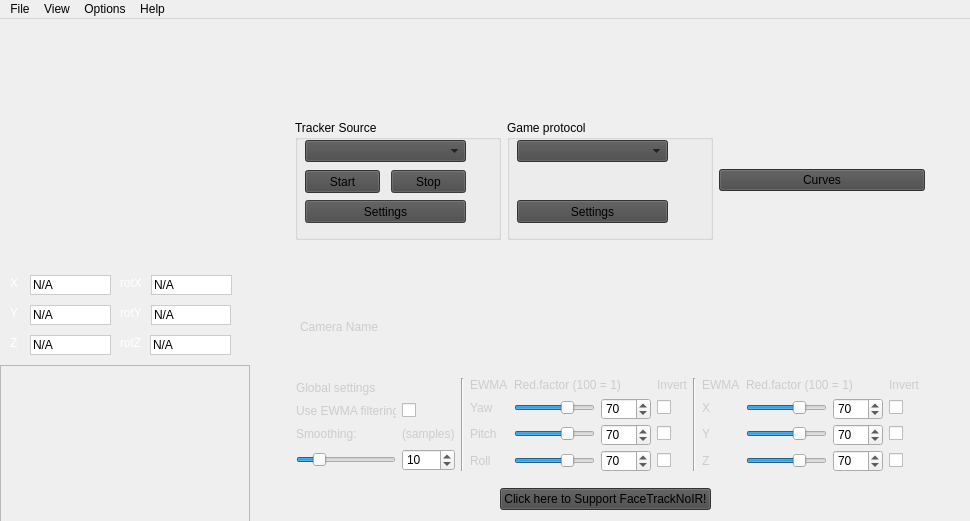
The window that FaceTrackNoIR/FaceTrackNoIR.ui (aavendan/facetracknoir) describes before a commit, drawn with Qt 5.
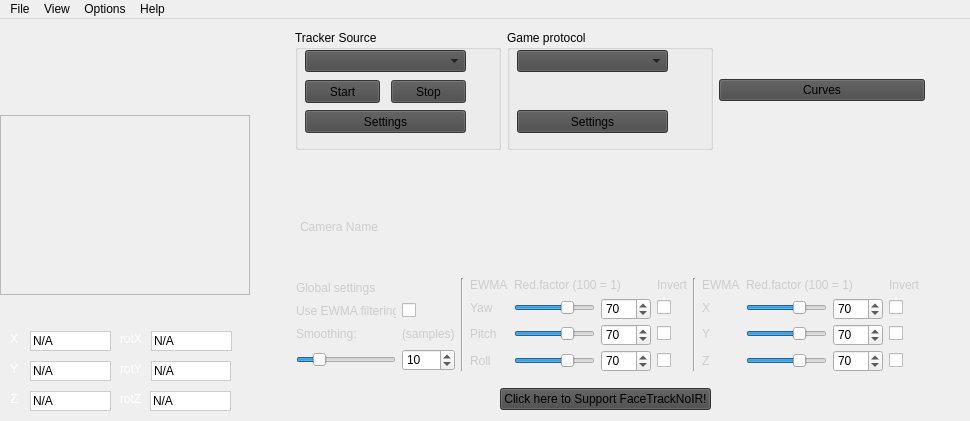
The same window after the commit. Icons and pictures are not drawn.

```diff
--- a/FaceTrackNoIR/FaceTrackNoIR.ui
+++ b/FaceTrackNoIR/FaceTrackNoIR.ui
@@ -11,7 +11,7 @@
     <x>0</x>
     <y>0</y>
     <width>970</width>
-    <height>521</height>
+    <height>421</height>
    </rect>
   </property>
   <property name="sizePolicy">
@@ -49,11 +49,18 @@
 /* Specials for individual widget(s) */
 QWidget#widget {
 	background-color: #484848;
+	border-left: 1px solid #000;
+}
+
+/* Specials for individual widget(s) */
+QWidget#widget4video {
+	background-color: #595959;
+	border-top: 1px solid #000;
+	border-bottom: 1px solid #000;
 }
 
 QWidget#Leftwidget {
-	background-color: #595959;
-	border-right: 1px solid #000;
+	background-color: ;
 }
 
 QWidget#widgetTop {
@@ -115,7 +122,7 @@
    <property name="minimumSize">
     <size>
      <width>800</width>
-     <height>500</height>
+     <height>400</height>
     </size>
    </property>
    <property name="styleSheet">
@@ -128,117 +135,17 @@
     <property name="margin">
      <number>0</number>
     </property>
-    <item>
-     <widget class="QWidget" name="widgetTop" native="true">
-      <property name="sizePolicy">
-       <sizepolicy hsizetype="Expanding" vsizetype="Preferred">
-        <horstretch>0</horstretch>
-        <verstretch>0</verstretch>
-       </sizepolicy>
-      </property>
-      <property name="minimumSize">
-       <size>
-        <width>166</width>
-        <height>90</height>
-       </size>
-      </property>
-      <property name="styleSheet">
-       <string notr="true"/>
-      </property>
-      <layout class="QHBoxLayout" name="horizontalLayout_5">
-       <property name="spacing">
-        <number>6</number>
-       </property>
-       <property name="topMargin">
-        <number>0</number>
-       </property>
-       <property name="rightMargin">
-        <number>0</number>
-       </property>
-       <property name="bottomMargin">
-        <number>0</number>
-       </property>
-       <item>
-        <spacer name="horizontalSpacer">
-         <property name="orientation">
-          <enum>Qt::Horizontal</enum>
-         </property>
-         <property name="sizeHint" stdset="0">
-          <size>
-           <width>177</width>
-           <height>20</height>
-          </size>
-         </property>
-        </spacer>
-       </item>
-       <item>
-        <widget class="QFrame" name="logoInstitute">
-         <property name="sizePolicy">
-          <sizepolicy hsizetype="Fixed" vsizetype="Fixed">
-           <horstretch>0</horstretch>
-           <verstretch>0</verstretch>
-          </sizepolicy>
-         </property>
-         <property name="minimumSize">
-          <size>
-           <width>90</width>
-           <height>90</height>
-          </size>
-         </property>
-         <property name="styleSheet">
-          <string notr="true">QFrame#logoInstitute {
-	background:#595959 url(UIElements/logoFaceTrackNoIR.png) no-repeat;
-border:none;
-}</string>
-         </property>
-         <property name="frameShape">
-          <enum>QFrame::StyledPanel</enum>
-         </property>
-         <property name="frameShadow">
-          <enum>QFrame::Raised</enum>
-         </property>
-        </widget>
-       </item>
-      </layout>
-     </widget>
-    </item>
     <item>
      <layout class="QHBoxLayout" name="horizontalLayout">
       <property name="spacing">
        <number>0</number>
       </property>
       <item>
-       <widget class="QWidget" name="Leftwidget" native="true">
-        <property name="maximumSize">
-         <size>
-          <width>1000</width>
-          <height>16777215</height>
-         </size>
-        </property>
-        <property name="styleSheet">
-         <string notr="true"/>
-        </property>
-        <layout class="QVBoxLayout" name="verticalLayout">
+       <layout class="QGridLayout" name="gridLayout">
          <property name="spacing">
-          <number>0</number>
-         </property>
-         <property name="margin">
-          <number>0</number>
-         </property>
-         <item>
-          <widget class="QWidget" name="spacerwidget" native="true">
-           <property name="minimumSize">
-            <size>
-             <width>250</width>
-             <height>300</height>
-            </size>
-           </property>
-           <property name="styleSheet">
-            <string notr="true"/>
-           </property>
-          </widget>
-         </item>
-         <item>
+         <number>6</number>
+        </property>
+        <item row="6" column="0">
           <widget class="QWidget" name="headPoseWidget" native="true">
            <property name="minimumSize">
             <size>
@@ -467,8 +374,74 @@
            </widget>
           </widget>
          </item>
+        <item row="2" column="0">
+         <layout class="QHBoxLayout" name="horizontalLayout_4">
          <item>
+           <widget class="QFrame" name="logoInstitute">
+            <property name="sizePolicy">
+             <sizepolicy hsizetype="Fixed" vsizetype="Fixed">
+              <horstretch>0</horstretch>
+              <verstretch>0</verstretch>
+             </sizepolicy>
+            </property>
+            <property name="minimumSize">
+             <size>
+              <width>90</width>
+              <height>90</height>
+             </size>
+            </property>
+            <property name="maximumSize">
+             <size>
+              <width>16777215</width>
+              <height>90</height>
+             </size>
+            </property>
+            <property name="styleSheet">
+             <string notr="true">QFrame#logoInstitute {
+	background:#595959 url(UIElements/logoFaceTrackNoIR.png) no-repeat;
+border:none;
+}</string>
+            </property>
+            <property name="frameShape">
+             <enum>QFrame::StyledPanel</enum>
+            </property>
+            <property name="frameShadow">
+             <enum>QFrame::Raised</enum>
+            </property>
+           </widget>
+          </item>
+          <item>
+           <spacer name="horizontalSpacer">
+            <property name="orientation">
+             <enum>Qt::Horizontal</enum>
+            </property>
+            <property name="sizeHint" stdset="0">
+             <size>
+              <width>40</width>
+              <height>20</height>
+             </size>
+            </property>
+           </spacer>
+          </item>
+         </layout>
+        </item>
+        <item row="5" column="0">
+         <widget class="QWidget" name="widget4video" native="true">
+          <property name="minimumSize">
+           <size>
+            <width>250</width>
+            <height>180</height>
+           </size>
+          </property>
           <widget class="QFrame" name="video_frame">
+           <property name="geometry">
+            <rect>
+             <x>0</x>
+             <y>0</y>
+             <width>250</width>
+             <height>180</height>
+            </rect>
+           </property>
            <property name="minimumSize">
             <size>
              <width>250</width>
@@ -491,9 +464,9 @@
             <enum>QFrame::Raised</enum>
            </property>
           </widget>
-         </item>
-        </layout>
-       </widget>
+         </widget>
+        </item>
+       </layout>
       </item>
       <item>
        <widget class="QWidget" name="widget" native="true">
@@ -1984,7 +1957,6 @@
      <string>View</string>
     </property>
     <addaction name="actionVideoWidget"/>
-    <addaction name="actionHeadPoseWidget"/>
    </widget>
    <widget class="QMenu" name="menuOptions">
     <property name="title">
```
Lines whose indentation alone changed are shown as unchanged.
